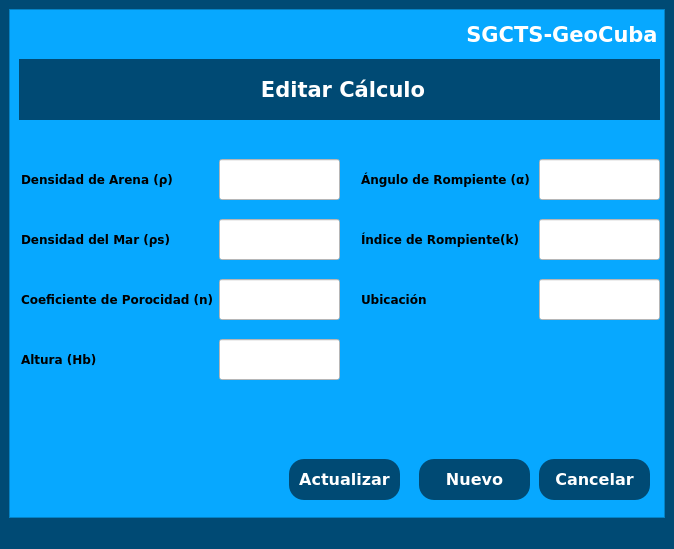
Before: the Qt Designer form gui/EditarCalculo.ui in dariel-cabrera/SGCTS-GeoCuba-pyqt, drawn with Qt 5.
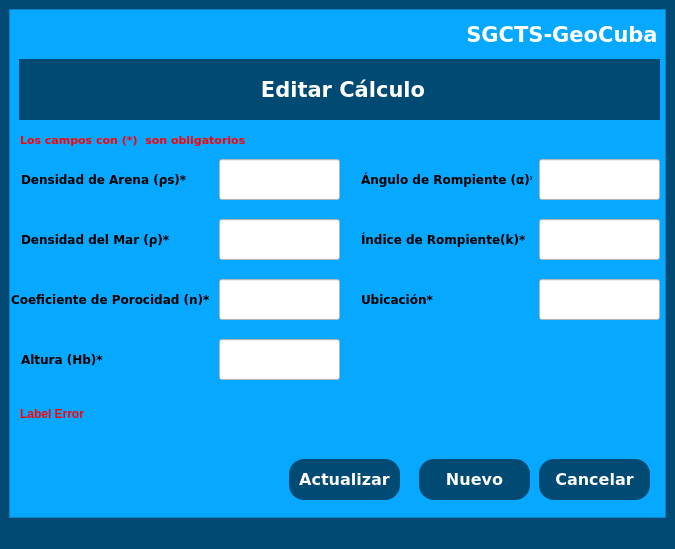
After: the same form once the commit is applied.

Commit message: Label de Error en Editar Calculo

```diff
--- a/gui/EditarCalculo.ui
+++ b/gui/EditarCalculo.ui
@@ -6,7 +6,7 @@
    <rect>
     <x>0</x>
     <y>0</y>
-    <width>674</width>
+    <width>675</width>
     <height>549</height>
    </rect>
   </property>
@@ -100,7 +100,7 @@
         </font>
        </property>
        <property name="text">
-        <string>Densidad de Arena (ρ)</string>
+        <string>Densidad de Arena (ρs)*</string>
        </property>
       </widget>
       <widget class="QLineEdit" name="lineEdit_densidadArena">
@@ -140,7 +140,7 @@
         </font>
        </property>
        <property name="text">
-        <string>Densidad del Mar (ρs)</string>
+        <string>Densidad del Mar (ρ)*</string>
        </property>
       </widget>
       <widget class="QLineEdit" name="lineEdit_DensidadMar">
@@ -162,9 +162,9 @@
       <widget class="QLabel" name="label_CoeficientePorocidad">
        <property name="geometry">
         <rect>
-         <x>0</x>
+         <x>-10</x>
          <y>270</y>
-         <width>211</width>
+         <width>221</width>
          <height>41</height>
         </rect>
        </property>
@@ -177,7 +177,7 @@
         </font>
        </property>
        <property name="text">
-        <string>Coeficiente de Porocidad (n)</string>
+        <string>Coeficiente de Porocidad (n)*</string>
        </property>
       </widget>
       <widget class="QLineEdit" name="lineEdit_CoeficientePorocidad">
@@ -214,7 +214,7 @@
         </font>
        </property>
        <property name="text">
-        <string>Altura (Hb)</string>
+        <string>Altura (Hb)*</string>
        </property>
       </widget>
       <widget class="QLineEdit" name="lineEdit_altura">
@@ -251,7 +251,7 @@
         </font>
        </property>
        <property name="text">
-        <string>Ángulo de Rompiente (α)</string>
+        <string>Ángulo de Rompiente (α)*</string>
        </property>
       </widget>
       <widget class="QLabel" name="label_IndiceR">
@@ -272,7 +272,7 @@
         </font>
        </property>
        <property name="text">
-        <string>Índice de Rompiente(k)</string>
+        <string>Índice de Rompiente(k)*</string>
        </property>
       </widget>
       <widget class="QLabel" name="label_Ubicacion">
@@ -293,7 +293,7 @@
         </font>
        </property>
        <property name="text">
-        <string>Ubicación</string>
+        <string>Ubicación*</string>
        </property>
       </widget>
       <widget class="QLabel" name="label_SGCTS_GeoCuba">
@@ -433,6 +433,46 @@
         <string>Actualizar</string>
        </property>
       </widget>
+      <widget class="QLabel" name="label_Error">
+       <property name="geometry">
+        <rect>
+         <x>0</x>
+         <y>390</y>
+         <width>641</width>
+         <height>31</height>
+        </rect>
+       </property>
+       <property name="styleSheet">
+        <string notr="true">color: rgb(255, 1, 5);</string>
+       </property>
+       <property name="text">
+        <string>&lt;html&gt;&lt;head/&gt;&lt;body&gt;&lt;p&gt;&lt;span style=&quot; font-weight:600;&quot;&gt;Label Error&lt;/span&gt;&lt;/p&gt;&lt;/body&gt;&lt;/html&gt;</string>
+       </property>
+      </widget>
+      <widget class="QLabel" name="label_4">
+       <property name="geometry">
+        <rect>
+         <x>0</x>
+         <y>110</y>
+         <width>261</width>
+         <height>41</height>
+        </rect>
+       </property>
+       <property name="font">
+        <font>
+         <family>Verdana</family>
+         <pointsize>8</pointsize>
+         <weight>75</weight>
+         <bold>true</bold>
+        </font>
+       </property>
+       <property name="styleSheet">
+        <string notr="true">color: rgb(255, 1, 5);</string>
+       </property>
+       <property name="text">
+        <string>Los campos con (*)  son obligatorios</string>
+       </property>
+      </widget>
      </widget>
     </item>
    </layout>
```
The commit also changes 4 other files.
